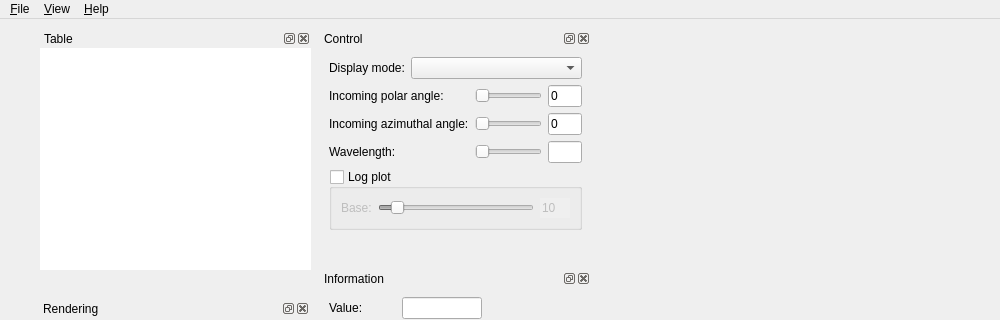
The window that src/MainWindow.ui (KimuraRyo/BSDFProcessor) describes before a commit, drawn with Qt 5; both pictures show x 0 to 1000 and y 0 to 320 of the 1000 by 800 pixel window.
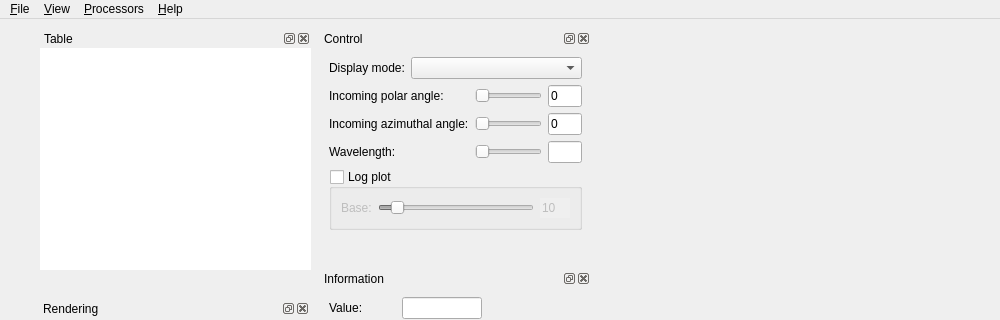
The same window after the commit. Custom widgets are drawn as their Qt base class.

Commit message: Implemented the smoother UI in the Processors menu

```diff
--- a/src/MainWindow.ui
+++ b/src/MainWindow.ui
@@ -870,8 +870,14 @@
     </property>
     <addaction name="actionAbout"/>
    </widget>
+   <widget class="QMenu" name="processorsMenu">
+    <property name="title">
+     <string>&amp;Processors</string>
+    </property>
+   </widget>
    <addaction name="fileMenu"/>
    <addaction name="viewMenu"/>
+   <addaction name="processorsMenu"/>
    <addaction name="menu_Help"/>
   </widget>
   <widget class="QStatusBar" name="statusbar"/>
```
The commit also changes 7 other files.
